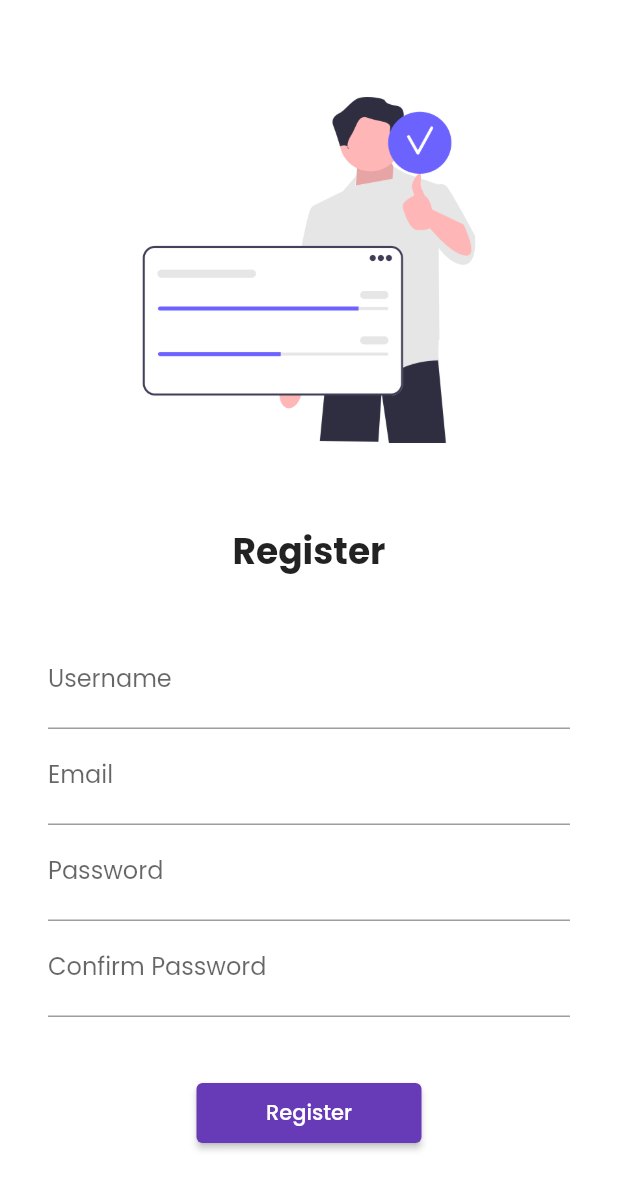
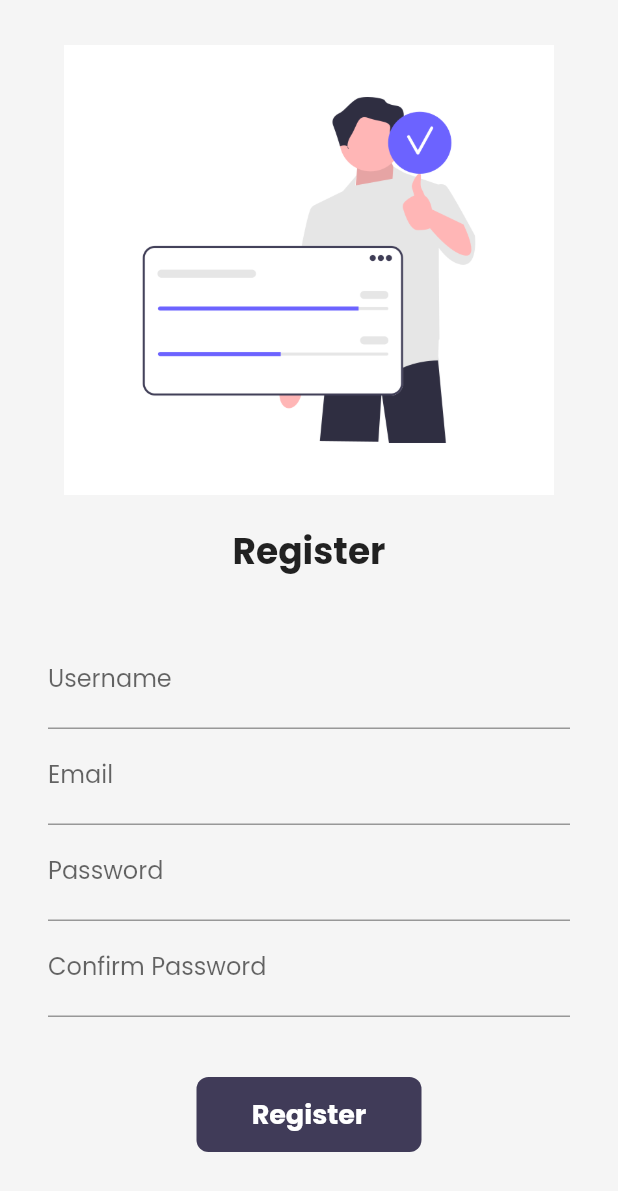
Before and after one commit to sudiptochatterjee-globussoft/flutter-first-app, a Flutter app: the LoginPage screen opened by its route, after a tap on "Register", on a phone screen of 412 x 824 dp. Shown: the top 1191 px of the screen. Run offline on Flutter 3.47's test engine with Material 2 defaults, Android fonts, the phone set to English and light mode, and no system bars; our stand-ins replace flutter_neumorphic, google_fonts, velocity_x; network calls fail.

Commit message:
day 18 complete, themes light dark done

```diff
--- a/lib/main.dart
+++ b/lib/main.dart
@@ -19,8 +19,9 @@ class MyApp extends StatelessWidget {
   @override
   Widget build(BuildContext context) {
     return MaterialApp(
-      themeMode: ThemeMode.light,
+      themeMode: ThemeMode.system,
       theme: MyTheme.lightTheme(context),
+      darkTheme: MyTheme.darkTheme(context),
       //initialRoute: "/home",
       debugShowCheckedModeBanner: false,
 
--- a/lib/pages/login_page.dart
+++ b/lib/pages/login_page.dart
@@ -3,6 +3,7 @@
 import 'package:flutter/material.dart';
 import 'package:flutter_application_one/utils/routes.dart';
 import 'package:flutter_neumorphic/flutter_neumorphic.dart';
+import 'package:velocity_x/velocity_x.dart';
 
 class LoginPage extends StatefulWidget {
   const LoginPage({Key? key}) : super(key: key);
@@ -34,7 +35,7 @@ class _LoginPageState extends State<LoginPage> {
   Widget build(BuildContext context) {
     return Material(
       //want to show app bar then use scaffolf in place of appbar
-      color: Colors.white,
+      color: context.canvasColor,
       child: SingleChildScrollView(
         child: Form(
           key: _formKey,
@@ -99,7 +100,7 @@ class _LoginPageState extends State<LoginPage> {
                       ),
                       Material(
                         borderRadius: BorderRadius.circular(changeBtn ? 50 : 8),
-                        color: Colors.deepPurple,
+                        color: context.theme.buttonColor,
                         child: InkWell(
                           //using inkwell for click and animation on container
                           onTap: () => moveToHome(context),
--- a/lib/pages/register_page.dart
+++ b/lib/pages/register_page.dart
@@ -2,14 +2,22 @@
 
 import 'package:flutter/material.dart';
 import 'package:flutter_neumorphic/flutter_neumorphic.dart';
+import 'package:velocity_x/velocity_x.dart';
 
-class RegisterPage extends StatelessWidget {
+class RegisterPage extends StatefulWidget {
   const RegisterPage({Key? key}) : super(key: key);
+
+  @override
+  State<RegisterPage> createState() => _RegisterPageState();
+}
+
+class _RegisterPageState extends State<RegisterPage> {
+  bool changeBtn = false;
 
   @override
   Widget build(BuildContext context) {
     return Material(
-      color: Colors.white,
+      color: context.canvasColor,
       child: SingleChildScrollView(
         child: Center(
           child: Column(
@@ -59,13 +67,32 @@ class RegisterPage extends StatelessWidget {
                     SizedBox(
                       height: 40.0,
                     ),
-                    ElevatedButton(
-                      onPressed: () {
-                        print("clicked login");
-                      },
-                      style: TextButton.styleFrom(minimumSize: Size(150, 40)),
-                      child: Text("Register"),
-                    )
+                    Material(
+                      borderRadius: BorderRadius.circular(changeBtn ? 50 : 8),
+                      color: context.theme.buttonColor,
+                      child: InkWell(
+                        //using inkwell for click and animation on container
+                        //onTap: () => moveToHome(context),
+                        child: AnimatedContainer(
+                          duration: Duration(seconds: 1),
+                          width: changeBtn ? 50 : 150,
+                          height: 50,
+                          alignment: Alignment.center,
+                          child: changeBtn
+                              ? Icon(
+                                  Icons.done,
+                                  color: Colors.white,
+                                )
+                              : Text(
+                                  "Register",
+                                  style: TextStyle(
+                                      color: Colors.white,
+                                      fontWeight: FontWeight.bold,
+                                      fontSize: 18),
+                                ),
+                        ),
+                      ),
+                    ),
                   ],
                 ),
               )
--- a/lib/widgets/home_widgets/catalog_header.dart
+++ b/lib/widgets/home_widgets/catalog_header.dart
@@ -1,6 +1,5 @@
 import 'package:flutter/material.dart';
 import 'package:velocity_x/velocity_x.dart';
-import '../../widgets/themes.dart';
 
 class CatalogHeader extends StatelessWidget {
   const CatalogHeader({Key? key}) : super(key: key);
@@ -8,7 +7,7 @@ class CatalogHeader extends StatelessWidget {
   @override
   Widget build(BuildContext context) {
     return Column(crossAxisAlignment: CrossAxisAlignment.start, children: [
-      "Catalog App".text.xl5.bold.color(MyTheme.darkBluishColor).make(),
+      "Catalog App".text.xl5.bold.color(context.theme.accentColor).make(),
       "Trending products".text.xl2.make(),
     ]);
   }
--- a/lib/widgets/home_widgets/catalog_image.dart
+++ b/lib/widgets/home_widgets/catalog_image.dart
@@ -1,7 +1,5 @@
 import 'package:flutter/material.dart';
 import 'package:velocity_x/velocity_x.dart';
-
-import '../../widgets/themes.dart';
 
 class CatalogImage extends StatelessWidget {
   const CatalogImage({
@@ -14,6 +12,6 @@ class CatalogImage extends StatelessWidget {
   Widget build(BuildContext context) {
     return Image.network(
       image,
-    ).box.rounded.p8.color(MyTheme.creamColor).make().p16().w40(context);
+    ).box.rounded.p8.color(context.canvasColor).make().p16().w40(context);
   }
 }
--- a/lib/widgets/home_widgets/catalog_list.dart
+++ b/lib/widgets/home_widgets/catalog_list.dart
@@ -1,7 +1,5 @@
 import 'package:flutter/material.dart';
 import 'package:flutter_application_one/pages/home_detail_page.dart';
-import 'package:flutter_application_one/utils/routes.dart';
-
 import '../../models/catalog.dart';
 import 'catalog_item.dart';
 
--- a/lib/widgets/themes.dart
+++ b/lib/widgets/themes.dart
@@ -1,18 +1,35 @@
 import 'package:flutter/material.dart';
 import 'package:google_fonts/google_fonts.dart';
+import 'package:velocity_x/velocity_x.dart';
 
 class MyTheme {
   static ThemeData lightTheme(BuildContext context) => ThemeData(
       primarySwatch: Colors.deepPurple,
       fontFamily: GoogleFonts.poppins().fontFamily,
+      cardColor: Colors.white,
+      canvasColor: creamColor,
+      buttonColor: darkBluishColor,
+      accentColor: darkBluishColor,
       appBarTheme: AppBarTheme(
           color: Colors.white,
           elevation: 0.0,
           iconTheme: IconThemeData(color: Colors.black),
           titleTextStyle: Theme.of(context).textTheme.headline6));
-  static ThemeData darkTheme(BuildContext context) =>
-      ThemeData(brightness: Brightness.dark);
+  static ThemeData darkTheme(BuildContext context) => ThemeData(
+      brightness: Brightness.dark,
+      fontFamily: GoogleFonts.poppins().fontFamily,
+      cardColor: Colors.black,
+      canvasColor: darkCreamColor,
+      buttonColor: lightBluishColor,
+      accentColor: Colors.white,
+      appBarTheme: AppBarTheme(
+          color: Colors.black,
+          elevation: 0.0,
+          iconTheme: IconThemeData(color: Colors.white),
+          titleTextStyle: Theme.of(context).textTheme.headline6));
 
   static Color creamColor = Color(0xfff5f5f5);
+  static Color darkCreamColor = Vx.gray900;
+  static Color lightBluishColor = Vx.indigo500;
   static Color darkBluishColor = Color(0xff403b58);
 }
```
Also changed, not shown: lib/pages/home_detail_page.dart (+6 -7 lines), lib/pages/home_page.dart (+6 -3 lines), lib/widgets/home_widgets/catalog_item.dart (+3 -6 lines).
